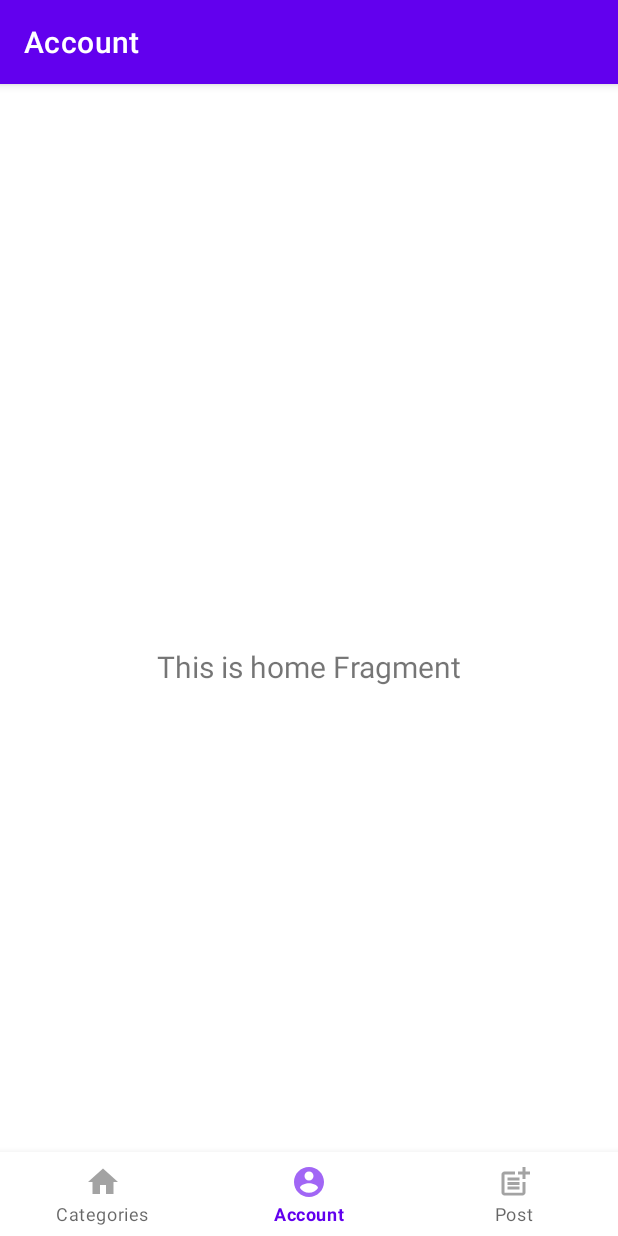
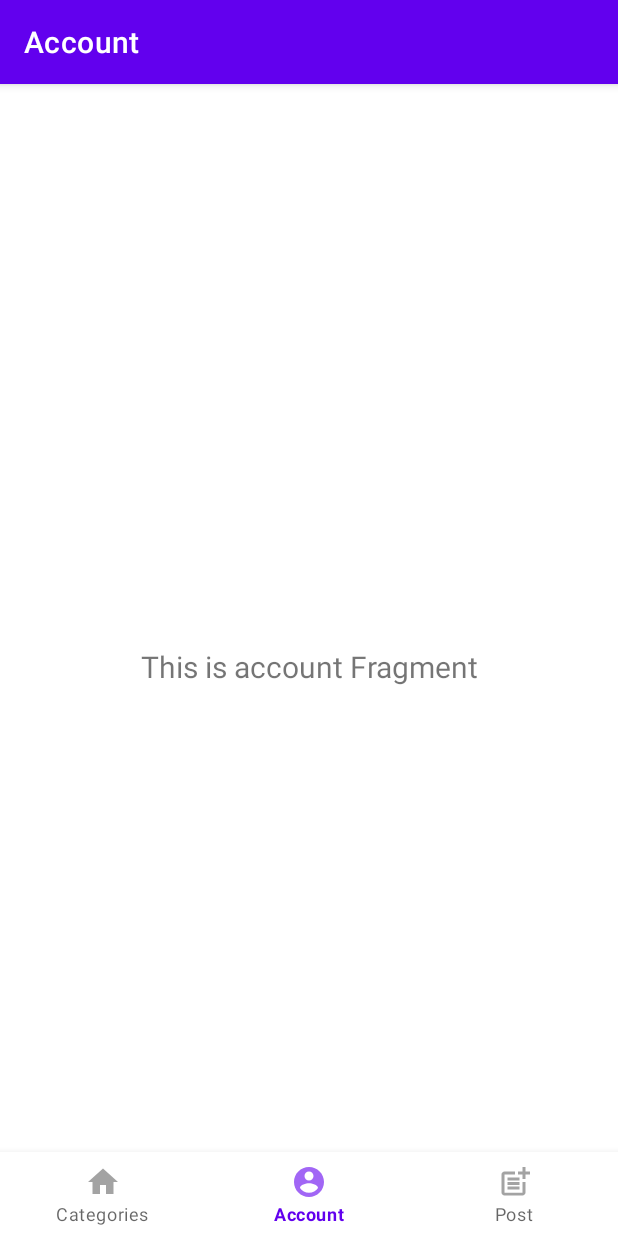
Before and after one commit to dennan141/Android-app, an Android app: the screen it shows after launch (MainActivity), item 2 of the bottom bar chosen, on a phone screen of 412 x 824 dp. Run offline under Robolectric (Android 15) with nearby library versions, the phone set to English and light mode, and no system bars; our stand-ins replace navigation-ui.

Commit message:
Gjorde att kategori-filerna kan transleras.

```diff
--- a/app/src/main/java/se/ju/student/kade1796/studyassist/Categories.kt
+++ b/app/src/main/java/se/ju/student/kade1796/studyassist/Categories.kt
@@ -3,5 +3,6 @@ package se.ju.student.kade1796.studyassist
 data class Categories(
     val categoryTitle: String? = " ",
     val id: String? = " ",
-    val icons: Int? = 0
+    var categoryTitleStringResource: Int? = 0,
+    var icons: Int? = 0
 )
--- a/app/src/main/java/se/ju/student/kade1796/studyassist/CategoryAdapter.kt
+++ b/app/src/main/java/se/ju/student/kade1796/studyassist/CategoryAdapter.kt
@@ -25,7 +25,7 @@ class CategoryAdapter(
         var listItem:Categories = arrayList[position]
 
         imageView.setImageResource(listItem.icons!!)
-        title.text = listItem.categoryTitle
+        title.text = listItem.categoryTitleStringResource?.let { context.resources.getString(it) }
 
         return view
     }
--- a/app/src/main/java/se/ju/student/kade1796/studyassist/ui/account/AccountFragment.kt
+++ b/app/src/main/java/se/ju/student/kade1796/studyassist/ui/account/AccountFragment.kt
@@ -21,7 +21,7 @@ class AccountFragment : Fragment() {
     ): View? {
         accountViewModel =
             ViewModelProvider(this).get(AccountViewModel::class.java)
-        val root = inflater.inflate(R.layout.fragment_home, container, false)
+        val root = inflater.inflate(R.layout.fragment_account, container, false)
 
         val textView: TextView = root.findViewById(R.id.text_home)
         accountViewModel.text.observe(viewLifecycleOwner, Observer {
--- a/app/src/main/java/se/ju/student/kade1796/studyassist/ui/account/AccountViewModel.kt
+++ b/app/src/main/java/se/ju/student/kade1796/studyassist/ui/account/AccountViewModel.kt
@@ -7,7 +7,7 @@ import androidx.lifecycle.ViewModel
 class AccountViewModel : ViewModel() {
 
     private val _text = MutableLiveData<String>().apply {
-        value = "This is home Fragment"
+        value = "This is account Fragment"
     }
     val text: LiveData<String> = _text
 }
--- a/app/src/main/java/se/ju/student/kade1796/studyassist/ui/categories/CategoryViewModel.kt
+++ b/app/src/main/java/se/ju/student/kade1796/studyassist/ui/categories/CategoryViewModel.kt
@@ -9,17 +9,33 @@ class CategoryViewModel : ViewModel() {
 
     fun getCategoryList(): ArrayList<Categories> {
 
-        val list = mutableListOf(
-            Categories("Campus", "campus", R.drawable.image_campus),
-            Categories("Social Life", "social", R.drawable.image_social),
-            Categories("Study Help", "study", R.drawable.image_study),
-            Categories("IT Help", "it", R.drawable.image_it_help),
-            Categories("Math", "math", R.drawable.image_math),
-            Categories("Course Material", "study", R.drawable.image_course_material),
-            Categories("Exchange Studies", "study", R.drawable.image_exchange),
-            Categories("Other", "study", R.drawable.image_other)
+        var list = mutableListOf(
+            Categories("Campus", "campus",0 , R.drawable.image_campus),
+            Categories("Social Life", "social",0, R.drawable.image_social),
+            Categories("Study Help", "study", 0, R.drawable.image_study),
+            Categories("IT Help", "it", 0, R.drawable.image_it_help),
+            Categories("Math", "math", 0, R.drawable.image_math),
+            Categories("Course Material", "study", 0, R.drawable.image_course_material),
+            Categories("Exchange Studies", "study", 0, R.drawable.image_exchange),
+            Categories("Other", "study", 0, R.drawable.image_other)
         )
         //val list = DatabaseFirestore.instance.getAllCategories()
+        list = setCategoryListValues(list as ArrayList<Categories>)
         return list as ArrayList<Categories>
     }
+}   private fun setCategoryListValues(list: ArrayList<Categories>): ArrayList<Categories> {
+    for (i in list) {
+        i.categoryTitleStringResource = when (i.categoryTitle) {
+            "Campus" -> R.string.text_campus
+            "Social Life" -> R.string.text_social_life
+            "Study Help" -> R.string.text_study_help
+            "IT Help" -> R.string.text_it_help
+            "Math" -> R.string.text_math
+            "Course Material" -> R.string.text_course_material
+            "Exchange Studies" -> R.string.text_exchange_studies
+            "Other" -> R.string.text_other
+            else -> R.string.text_other
+        }
+    }
+    return list
 }
--- a/app/src/main/res/navigation/mobile_navigation.xml
+++ b/app/src/main/res/navigation/mobile_navigation.xml
@@ -9,7 +9,7 @@
         android:id="@+id/navigation_account"
         android:name="se.ju.student.kade1796.studyassist.ui.account.AccountFragment"
         android:label="@string/text_account"
-        tools:layout="@layout/fragment_home" />
+        tools:layout="@layout/fragment_account" />
 
     <fragment
         android:id="@+id/navigation_category"
--- a/app/src/main/res/values/strings.xml
+++ b/app/src/main/res/values/strings.xml
@@ -42,4 +42,12 @@
     <string name="selected_item">Selected item</string>
     <string name="editThread">Edit Thread</string>
     <string name="deleteThread">Delete Thread</string>
+    <string name="text_campus">Campus</string>
+    <string name="text_social_life">Social Life</string>
+    <string name="text_study_help">Study Help</string>
+    <string name="text_it_help">IT Help</string>
+    <string name="text_math">Math</string>
+    <string name="text_course_material">Course Material</string>
+    <string name="text_exchange_studies">Exchange Studies</string>
+    <string name="text_other">Other</string>
 </resources>
```
Also changed, not shown: app/src/main/res/layout/fragment_account.xml (renamed from app/src/main/res/layout/fragment_home.xml), 1 other file.
